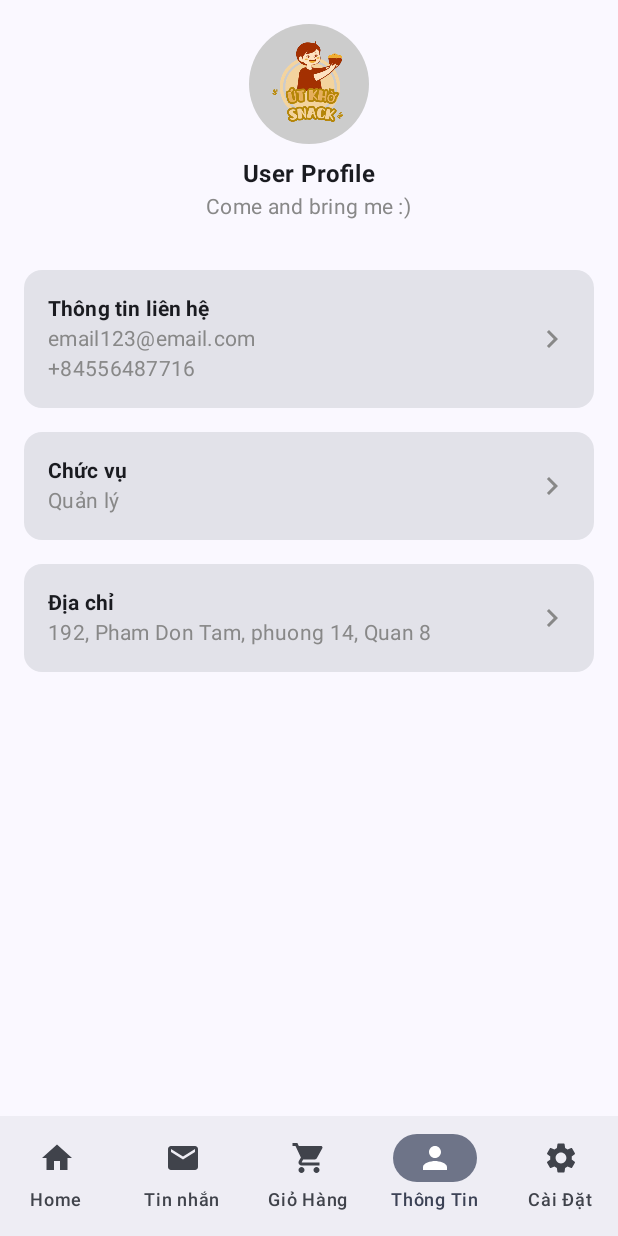
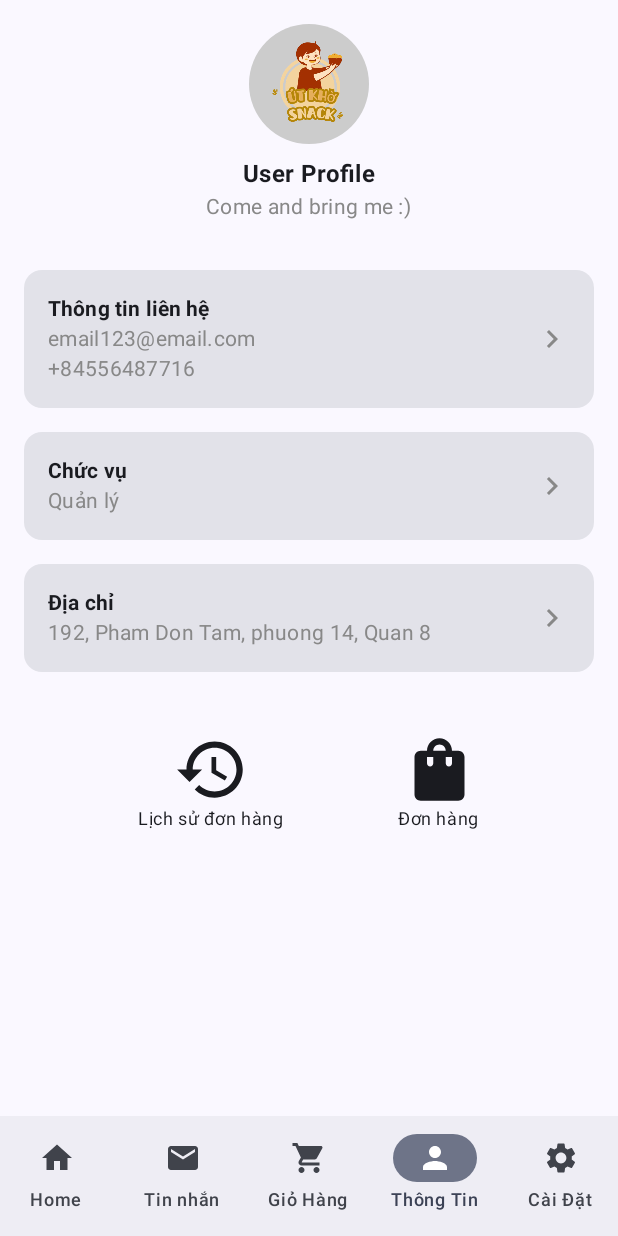
Before and after one commit to Thuha104/DoAnLTDD, an Android app built with Jetpack Compose: the ProfileScreen screen opened through its navigation route, on a phone screen of 412 x 824 dp. Run offline under Robolectric (Android 15) with nearby library versions, the phone set to English and light mode, and no system bars.

Commit message:
Tan:HistoryScreen_ReviewScreen

```diff
--- a/app/build.gradle.kts
+++ b/app/build.gradle.kts
@@ -71,4 +71,7 @@ dependencies {
     implementation ("androidx.compose.ui:ui-tooling-preview")
     implementation ("androidx.compose.material3:material3")
     implementation ("androidx.navigation:navigation-compose:2.6.0")
+    implementation("io.coil-kt:coil-compose:2.4.0")
+
+
 }
--- a/app/src/main/java/com/example/doanltd/NavGraph.kt
+++ b/app/src/main/java/com/example/doanltd/Navigation/NavGraph.kt
@@ -1,13 +1,23 @@
+package com.example.doanltd.Navigation
+
 import androidx.compose.runtime.Composable
-import androidx.navigation.NavHostController
+import androidx.navigation.NavType
 import androidx.navigation.compose.NavHost
 import androidx.navigation.compose.composable
 import androidx.navigation.compose.rememberNavController
-import com.example.doanltd.CartScreen
-import com.example.doanltd.ChatScreen
-import com.example.doanltd.MessageScreen
-import com.example.doanltd.OrderDetailsScreen
-import com.example.doanltd.ProductDetailScreen
+import androidx.navigation.navArgument
+import com.example.doanltd.Screen.CartScreen
+import com.example.doanltd.Screen.ChatScreen
+import com.example.doanltd.Screen.HomeScreen
+import com.example.doanltd.Screen.LoginScreen
+import com.example.doanltd.Screen.MessageScreen
+import com.example.doanltd.Screen.OrderDetailsScreen
+import com.example.doanltd.Screen.OrderHistoryScreen
+import com.example.doanltd.Screen.ProductDetailScreen
+import com.example.doanltd.Screen.ProfileScreen
+import com.example.doanltd.Screen.RegisterScreen
+import com.example.doanltd.Screen.ReviewScreen
+import com.example.doanltd.Screen.SettingScreen
 
 
 sealed class Screen(val route: String) {
@@ -15,12 +25,14 @@ sealed class Screen(val route: String) {
     object Register : Screen("register")
     object Home : Screen("home")
     object Profile : Screen("profile")
-    object Mesage:Screen("message")
-    object Chat:Screen("chat")
-    object Setting:Screen("setting")
-    object Cart:Screen("cart")
+    object Mesage: Screen("message")
+    object Chat: Screen("chat")
+    object Setting: Screen("setting")
+    object Cart: Screen("cart")
     object OrderDetails : Screen("order_details")
     object ProductDetail : Screen("productdetail")
+    object OrderHistory : Screen("order_history")
+    object Review : Screen("review/{productId}")
 }
 
 @Composable
@@ -57,5 +69,15 @@ fun AuthNavigation() {
         composable(Screen.ProductDetail.route) {
             ProductDetailScreen(navController)
         }
+        composable(Screen.OrderHistory.route) {
+            OrderHistoryScreen(navController)
+        }
+        composable(
+            route = Screen.Review.route,
+            arguments = listOf(navArgument("productId") { type = NavType.StringType })
+        ) { backStackEntry ->
+            val productId = backStackEntry.arguments?.getString("productId")
+            ReviewScreen(navController, productId)
+        }
     }
 }
--- a/app/src/main/java/com/example/doanltd/CartManager.kt
+++ b/app/src/main/java/com/example/doanltd/Screen/CartManager.kt
@@ -1,4 +1,4 @@
-package com.example.doanltd
+package com.example.doanltd.Screen
 
 import androidx.compose.runtime.mutableStateOf
 import androidx.compose.runtime.getValue
--- a/app/src/main/java/com/example/doanltd/ChatScreen.kt
+++ b/app/src/main/java/com/example/doanltd/Screen/ChatScreen.kt
@@ -1,10 +1,9 @@
-package com.example.doanltd
+package com.example.doanltd.Screen
 
 import androidx.compose.foundation.background
 import androidx.compose.foundation.layout.*
 import androidx.compose.foundation.lazy.LazyColumn
 import androidx.compose.foundation.lazy.items
-import androidx.compose.foundation.shape.CircleShape
 import androidx.compose.foundation.shape.RoundedCornerShape
 import androidx.compose.material.icons.Icons
 import androidx.compose.material.icons.filled.ArrowBack
--- a/app/src/main/java/com/example/doanltd/HomeScreen.kt
+++ b/app/src/main/java/com/example/doanltd/Screen/HomeScreen.kt
@@ -1,3 +1,5 @@
+package com.example.doanltd.Screen
+
 import androidx.compose.foundation.Image
 import androidx.compose.foundation.background
 import androidx.compose.foundation.layout.*
@@ -22,6 +24,7 @@ import androidx.compose.ui.text.font.FontWeight
 import androidx.compose.ui.text.style.TextAlign
 import androidx.compose.ui.unit.dp
 import androidx.navigation.NavController
+import com.example.doanltd.Navigation.Screen
 import com.example.doanltd.R
 
 @OptIn(ExperimentalMaterial3Api::class)
--- a/app/src/main/java/com/example/doanltd/LoginScreen.kt
+++ b/app/src/main/java/com/example/doanltd/Screen/LoginScreen.kt
@@ -1,3 +1,5 @@
+package com.example.doanltd.Screen
+
 import androidx.compose.foundation.Image
 import androidx.compose.foundation.background
 import androidx.compose.foundation.clickable
@@ -17,6 +19,7 @@ import androidx.compose.ui.text.font.FontWeight
 import androidx.compose.ui.text.input.PasswordVisualTransformation
 import androidx.compose.ui.unit.dp
 import androidx.navigation.NavController
+import com.example.doanltd.Navigation.Screen
 import com.example.doanltd.R
 
 
--- a/app/src/main/java/com/example/doanltd/MesageScreen.kt
+++ b/app/src/main/java/com/example/doanltd/Screen/MesageScreen.kt
@@ -1,4 +1,4 @@
-package com.example.doanltd
+package com.example.doanltd.Screen
 
 import androidx.compose.foundation.Image
 import androidx.compose.foundation.background
@@ -17,6 +17,8 @@ import androidx.compose.ui.res.painterResource
 import androidx.compose.ui.text.font.FontWeight
 import androidx.compose.ui.unit.dp
 import androidx.navigation.NavController
+import com.example.doanltd.Navigation.Screen
+import com.example.doanltd.R
 
 @OptIn(ExperimentalMaterial3Api::class)
 @Composable
--- a/app/src/main/java/com/example/doanltd/ProductDetailScreen.kt
+++ b/app/src/main/java/com/example/doanltd/Screen/ProductDetailScreen.kt
@@ -1,6 +1,5 @@
-package com.example.doanltd
+package com.example.doanltd.Screen
 
-import Screen
 import androidx.compose.foundation.Image
 import androidx.compose.foundation.background
 import androidx.compose.foundation.layout.*
@@ -13,7 +12,6 @@ import androidx.compose.material3.*
 import androidx.compose.runtime.*
 import androidx.compose.ui.Alignment
 import androidx.compose.ui.Modifier
-import androidx.compose.ui.draw.clip
 import androidx.compose.ui.graphics.Color
 import androidx.compose.ui.layout.ContentScale
 import androidx.compose.ui.res.painterResource
@@ -21,6 +19,8 @@ import androidx.compose.ui.text.font.FontWeight
 import androidx.compose.ui.text.style.TextDecoration
 import androidx.compose.ui.unit.dp
 import androidx.navigation.NavController
+import com.example.doanltd.Navigation.Screen
+import com.example.doanltd.R
 
 
 @OptIn(ExperimentalMaterial3Api::class)
--- a/app/src/main/java/com/example/doanltd/ProfileScreen.kt
+++ b/app/src/main/java/com/example/doanltd/Screen/ProfileScreen.kt
@@ -1,5 +1,8 @@
+package com.example.doanltd.Screen
+
 import androidx.compose.foundation.Image
 import androidx.compose.foundation.background
+import androidx.compose.foundation.clickable
 import androidx.compose.foundation.layout.*
 import androidx.compose.foundation.shape.CircleShape
 import androidx.compose.material.icons.Icons
@@ -14,6 +17,7 @@ import androidx.compose.ui.res.painterResource
 import androidx.compose.ui.text.font.FontWeight
 import androidx.compose.ui.unit.dp
 import androidx.navigation.NavController
+import com.example.doanltd.Navigation.Screen
 import com.example.doanltd.R
 
 @OptIn(ExperimentalMaterial3Api::class)
@@ -115,7 +119,49 @@ fun ProfileScreen(navController: NavController) {
                 content = "192, Pham Don Tam, phuong 14, Quan 8",
                 onClick = { }
             )
+            Spacer(modifier = Modifier.height(24.dp))
+
+            // New section for Order History and Orders icons
+            Row(
+                modifier = Modifier
+                    .fillMaxWidth()
+                    .padding(vertical = 8.dp),
+                horizontalArrangement = Arrangement.SpaceEvenly
+            ) {
+                // Order History Icon
+                Column(
+                    horizontalAlignment = Alignment.CenterHorizontally,
+                    modifier = Modifier.clickable {navController.navigate(Screen.OrderHistory.route)}
+                ) {
+                    Icon(
+                        imageVector = Icons.Default.History,
+                        contentDescription = "Lịch sử đơn hàng",
+                        modifier = Modifier.size(50.dp)
+                    )
+                    Text(
+                        text = "Lịch sử đơn hàng",
+                        style = MaterialTheme.typography.bodySmall
+                    )
+                }
+
+                // Orders Icon
+                Column(
+                    horizontalAlignment = Alignment.CenterHorizontally,
+                    modifier = Modifier.clickable { /* TODO: Add navigation to orders */ }
+                ) {
+                    Icon(
+                        imageVector = Icons.Default.ShoppingBag,
+                        contentDescription = "Đơn hàng",
+                        modifier = Modifier.size(50.dp)
+                    )
+                    Text(
+                        text = "Đơn hàng",
+                        style = MaterialTheme.typography.bodySmall
+                    )
+                }
+            }
         }
+
     }
 }
 
--- a/app/src/main/java/com/example/doanltd/RegisterScreen.kt
+++ b/app/src/main/java/com/example/doanltd/Screen/RegisterScreen.kt
@@ -1,3 +1,5 @@
+package com.example.doanltd.Screen
+
 import androidx.compose.foundation.Image
 import androidx.compose.foundation.background
 import androidx.compose.foundation.clickable
--- a/app/src/main/java/com/example/doanltd/SettingScreen.kt
+++ b/app/src/main/java/com/example/doanltd/Screen/SettingScreen.kt
@@ -1,3 +1,5 @@
+package com.example.doanltd.Screen
+
 import androidx.compose.foundation.layout.*
 import androidx.compose.material.icons.Icons
 import androidx.compose.material.icons.filled.*
@@ -7,6 +9,7 @@ import androidx.compose.ui.Modifier
 import androidx.compose.ui.graphics.Color
 import androidx.compose.ui.unit.dp
 import androidx.navigation.NavController
+import com.example.doanltd.Navigation.Screen
 
 @OptIn(ExperimentalMaterial3Api::class)
 @Composable
--- a/app/src/main/java/com/example/doanltd/oder_detail.kt
+++ b/app/src/main/java/com/example/doanltd/Screen/oder_detail.kt
@@ -1,4 +1,4 @@
-package com.example.doanltd
+package com.example.doanltd.Screen
 
 import androidx.compose.foundation.Image
 import androidx.compose.foundation.clickable
@@ -20,6 +20,7 @@ import androidx.compose.ui.text.style.TextDecoration
 import androidx.compose.ui.unit.dp
 import androidx.compose.ui.window.Dialog
 import androidx.navigation.NavController
+import com.example.doanltd.R
 
 @OptIn(ExperimentalMaterial3Api::class)
 @Composable
```
Also changed, not shown: app/src/main/java/com/example/doanltd/MainActivity.kt (+1 -8 lines), app/src/main/java/com/example/doanltd/Screen/CartScreen.kt (renamed from app/src/main/java/com/example/doanltd/CartScreen.kt, +3 -9 lines), app/src/main/java/com/example/doanltd/Screen/History.kt (added, +145 -0 lines), app/src/main/java/com/example/doanltd/Screen/ReviewProduct.kt (added, +164 -0 lines).
